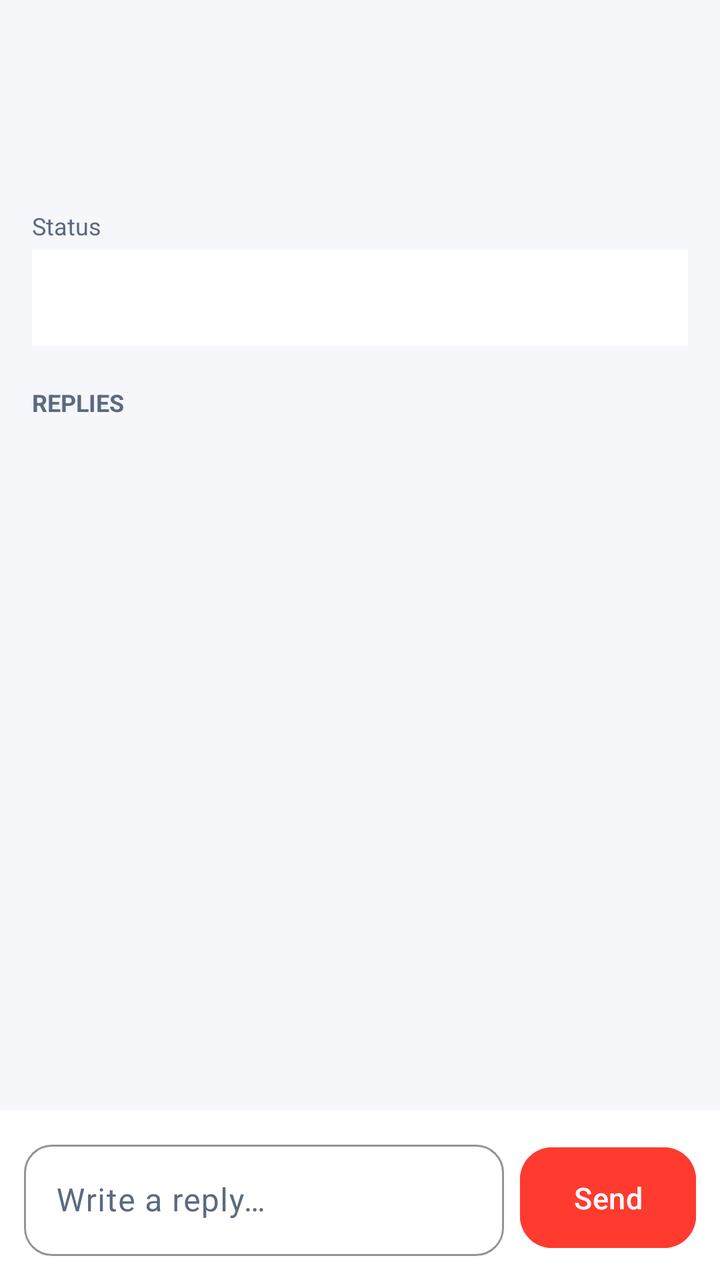
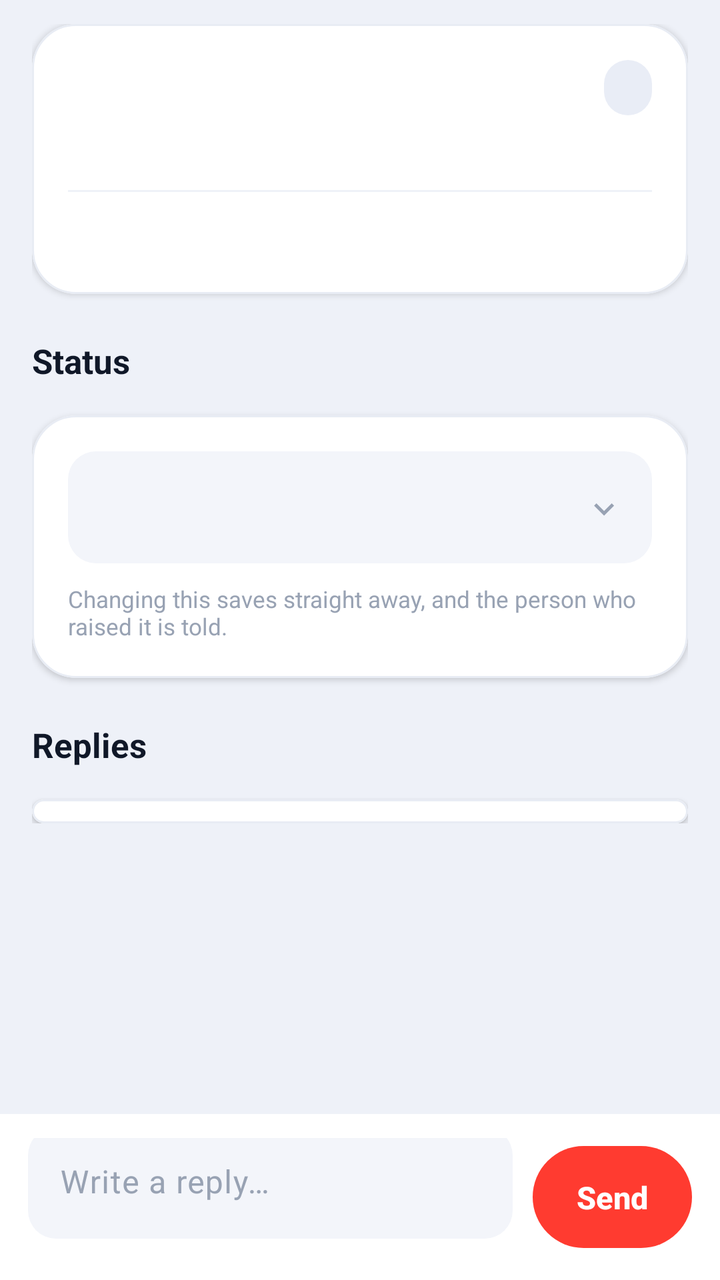

An Android layout rendered at two revisions. The XML below is the earlier revision; the diff shows what the commit changed to produce the second picture.
<!-- AndroidManifest.xml: application theme Theme.ItGuyAssets -->
<!-- res/layout/fragment_ticket_detail.xml -->
<?xml version="1.0" encoding="utf-8"?>
<LinearLayout xmlns:android="http://schemas.android.com/apk/res/android"
    android:layout_width="match_parent"
    android:layout_height="match_parent"
    android:orientation="vertical"
    android:background="@color/bg">

    <ScrollView
        android:layout_width="match_parent"
        android:layout_height="0dp"
        android:layout_weight="1">

        <LinearLayout
            android:layout_width="match_parent"
            android:layout_height="wrap_content"
            android:orientation="vertical"
            android:padding="16dp">

            <TextView
                android:id="@+id/tSubject"
                android:layout_width="match_parent"
                android:layout_height="wrap_content"
                android:textColor="@color/text"
                android:textSize="18sp"
                android:textStyle="bold" />

            <TextView
                android:id="@+id/tMeta"
                android:layout_width="match_parent"
                android:layout_height="wrap_content"
                android:layout_marginTop="4dp"
                android:textColor="@color/muted"
                android:textSize="12.5sp" />

            <TextView
                android:id="@+id/tDescription"
                android:layout_width="match_parent"
                android:layout_height="wrap_content"
                android:layout_marginTop="14dp"
                android:textColor="@color/text"
                android:textSize="14sp" />

            <TextView style="@style/FieldLabel" android:text="Status" />
            <Spinner android:id="@+id/tStatus" android:layout_width="match_parent" android:layout_height="48dp" android:background="@color/surface" />

            <TextView
                android:layout_width="wrap_content"
                android:layout_height="wrap_content"
                android:layout_marginTop="20dp"
                android:text="REPLIES"
                android:textColor="@color/muted"
                android:textStyle="bold"
                android:textSize="12sp" />

            <LinearLayout
                android:id="@+id/repliesList"
                android:layout_width="match_parent"
                android:layout_height="wrap_content"
                android:orientation="vertical"
                android:layout_marginTop="8dp" />
        </LinearLayout>
    </ScrollView>

    <LinearLayout
        android:layout_width="match_parent"
        android:layout_height="wrap_content"
        android:orientation="horizontal"
        android:padding="12dp"
        android:background="@color/surface">

        <com.google.android.material.textfield.TextInputLayout
            android:layout_width="0dp"
            android:layout_height="wrap_content"
            android:layout_weight="1"
            style="@style/DarkInputLayout"
            android:hint="Write a reply…">
            <com.google.android.material.textfield.TextInputEditText
                android:id="@+id/replyInput"
                android:layout_width="match_parent"
                android:layout_height="wrap_content"
                android:textColor="@color/text" />
        </com.google.android.material.textfield.TextInputLayout>

        <com.google.android.material.button.MaterialButton
            android:id="@+id/sendReplyBtn"
            android:layout_width="wrap_content"
            android:layout_height="wrap_content"
            android:layout_marginStart="8dp"
            android:layout_gravity="bottom"
            android:backgroundTint="@color/accent"
            android:text="Send" />
    </LinearLayout>
</LinearLayout>
<!-- resources referenced by this layout -->
<resources>
  <style name="DarkInputLayout" parent="Widget.Material3.TextInputLayout.OutlinedBox">
          <item name="boxStrokeColor">@color/accent</item>
          <item name="boxCornerRadiusTopStart">14dp</item>
          <item name="boxCornerRadiusTopEnd">14dp</item>
          <item name="boxCornerRadiusBottomStart">14dp</item>
          <item name="boxCornerRadiusBottomEnd">14dp</item>
          <item name="hintTextColor">@color/muted</item>
          <item name="android:textColorHint">@color/muted</item>
      </style>
  <style name="FieldLabel">
          <item name="android:layout_width">wrap_content</item>
          <item name="android:layout_height">wrap_content</item>
          <item name="android:layout_marginTop">10dp</item>
          <item name="android:layout_marginBottom">4dp</item>
          <item name="android:textColor">@color/muted</item>
          <item name="android:textSize">12sp</item>
      </style>
  <style name="Base.Theme.ItGuyAssets" parent="Theme.Material3.DayNight.NoActionBar">
          <item name="colorPrimary">@color/accent</item>
          <item name="colorOnPrimary">@color/on_accent</item>
          <item name="colorPrimaryContainer">@color/accent_container</item>
          <item name="colorOnPrimaryContainer">@color/accent</item>
          <item name="colorSecondary">@color/accent</item>
          <item name="colorSecondaryContainer">@color/accent_container</item>
          <item name="colorOnSecondaryContainer">@color/accent</item>
          <item name="android:colorBackground">@color/bg</item>
          <item name="colorSurface">@color/surface</item>
          
          <item name="elevationOverlayEnabled">false</item>
          <item name="colorSurfaceVariant">@color/surface_variant</item>
          <item name="colorOnSurface">@color/text</item>
          <item name="colorOnSurfaceVariant">@color/muted</item>
          <item name="colorOutline">@color/outline</item>
          <item name="android:windowBackground">@color/bg</item>
          <item name="android:statusBarColor">@color/bg</item>
          <item name="android:navigationBarColor">@color/bg</item>
          
          <item name="materialButtonStyle">@style/Button.IT</item>
          <item name="materialCardViewStyle">@style/Card</item>
          <item name="floatingActionButtonStyle">@style/FabPrimary</item>
      </style>
  <!-- unchanged entries left out for length: 15 -->
</resources>

<!-- the commit's change to res/layout/fragment_ticket_detail.xml (unified diff, before → after) -->
@@ -1,93 +1,164 @@
 <?xml version="1.0" encoding="utf-8"?>
 <LinearLayout xmlns:android="http://schemas.android.com/apk/res/android"
+    xmlns:app="http://schemas.android.com/apk/res-auto"
     android:layout_width="match_parent"
     android:layout_height="match_parent"
-    android:orientation="vertical"
-    android:background="@color/bg">
+    android:background="@color/page"
+    android:orientation="vertical">
 
     <ScrollView
         android:layout_width="match_parent"
         android:layout_height="0dp"
-        android:layout_weight="1">
+        android:layout_weight="1"
+        android:clipToPadding="false">
 
         <LinearLayout
             android:layout_width="match_parent"
             android:layout_height="wrap_content"
             android:orientation="vertical"
-            android:padding="16dp">
+            android:paddingStart="16dp"
+            android:paddingEnd="16dp"
+            android:paddingTop="12dp"
+            android:paddingBottom="20dp">
 
-            <TextView
-                android:id="@+id/tSubject"
-                android:layout_width="match_parent"
-                android:layout_height="wrap_content"
-                android:textColor="@color/text"
-                android:textSize="18sp"
-                android:textStyle="bold" />
+            
+            <com.google.android.material.card.MaterialCardView
+                style="@style/Card"
+                android:layout_marginTop="0dp">
+                <LinearLayout
+                    android:layout_width="match_parent"
+                    android:layout_height="wrap_content"
+                    android:orientation="vertical"
+                    android:padding="18dp">
 
-            <TextView
-                android:id="@+id/tMeta"
-                android:layout_width="match_parent"
-                android:layout_height="wrap_content"
-                android:layout_marginTop="4dp"
-                android:textColor="@color/muted"
-                android:textSize="12.5sp" />
+                    <LinearLayout
+                        android:layout_width="match_parent"
+                        android:layout_height="wrap_content"
+                        android:gravity="center_vertical"
+                        android:orientation="horizontal">
 
-            <TextView
-                android:id="@+id/tDescription"
-                android:layout_width="match_parent"
-                android:layout_height="wrap_content"
-                android:layout_marginTop="14dp"
-                android:textColor="@color/text"
-                android:textSize="14sp" />
+                        <TextView
+                            android:id="@+id/tSubject"
+                            android:layout_width="0dp"
+                            android:layout_height="wrap_content"
+                            android:layout_weight="1"
+                            android:textColor="@color/text_strong"
+                            android:textSize="19sp"
+                            android:textStyle="bold" />
 
-            <TextView style="@style/FieldLabel" android:text="Status" />
-            <Spinner android:id="@+id/tStatus" android:layout_width="match_parent" android:layout_height="48dp" android:background="@color/surface" />
+                        <TextView
+                            android:id="@+id/tStatusPill"
+                            android:layout_width="wrap_content"
+                            android:layout_height="wrap_content"
+                            android:layout_marginStart="10dp"
+                            android:background="@drawable/pill_idle"
+                            android:paddingStart="12dp"
+                            android:paddingEnd="12dp"
+                            android:paddingTop="6dp"
+                            android:paddingBottom="6dp"
+                            android:textColor="@color/chip_idle_text"
+                            android:textSize="11.5sp"
+                            android:textStyle="bold" />
+                    </LinearLayout>
 
-            <TextView
-                android:layout_width="wrap_content"
-                android:layout_height="wrap_content"
-                android:layout_marginTop="20dp"
-                android:text="REPLIES"
-                android:textColor="@color/muted"
-                android:textStyle="bold"
-                android:textSize="12sp" />
+                    <TextView
+                        android:id="@+id/tMeta"
+                        android:layout_width="match_parent"
+                        android:layout_height="wrap_content"
+                        android:layout_marginTop="6dp"
+                        android:textColor="@color/text_soft"
+                        android:textSize="12.5sp" />
 
-            <LinearLayout
-                android:id="@+id/repliesList"
-                android:layout_width="match_parent"
-                android:layout_height="wrap_content"
-                android:orientation="vertical"
-                android:layout_marginTop="8dp" />
+                    <View
+                        android:layout_width="match_parent"
+                        android:layout_height="1dp"
+                        android:layout_marginTop="14dp"
+                        android:layout_marginBottom="14dp"
+                        android:background="@color/divider" />
+
+                    <TextView
+                        android:id="@+id/tDescription"
+                        android:layout_width="match_parent"
+                        android:layout_height="wrap_content"
+                        android:lineSpacingMultiplier="1.25"
+                        android:textColor="@color/text_strong"
+                        android:textSize="14sp" />
+                </LinearLayout>
+            </com.google.android.material.card.MaterialCardView>
+
+            
+            <TextView style="@style/SectionLabel" android:text="Status" />
+
+            <com.google.android.material.card.MaterialCardView style="@style/Card">
+                <LinearLayout
+                    android:layout_width="match_parent"
+                    android:layout_height="wrap_content"
+                    android:orientation="vertical"
+                    android:padding="18dp">
+
+                    <Spinner android:id="@+id/tStatus" style="@style/Dropdown" />
+
+                    <TextView
+                        style="@style/Caption"
+                        android:layout_width="match_parent"
+                        android:layout_marginTop="10dp"
+                        android:text="Changing this saves straight away, and the person who raised it is told." />
+                </LinearLayout>
+            </com.google.android.material.card.MaterialCardView>
+
+            
+            <TextView style="@style/SectionLabel" android:text="Replies" />
+
+            <com.google.android.material.card.MaterialCardView style="@style/Card">
+                <LinearLayout
+                    android:id="@+id/repliesList"
+                    android:layout_width="match_parent"
+                    android:layout_height="wrap_content"
+                    android:orientation="vertical"
+                    android:paddingStart="18dp"
+                    android:paddingEnd="18dp"
+                    android:paddingTop="6dp"
+                    android:paddingBottom="6dp" />
+            </com.google.android.material.card.MaterialCardView>
         </LinearLayout>
     </ScrollView>
 
+    
     <LinearLayout
         android:layout_width="match_parent"
         android:layout_height="wrap_content"
+        android:background="@color/card"
+        android:gravity="bottom"
         android:orientation="horizontal"
-        android:padding="12dp"
-        android:background="@color/surface">
+        android:paddingStart="14dp"
+        android:paddingEnd="14dp"
+        android:paddingTop="12dp"
+        android:paddingBottom="12dp">
 
         <com.google.android.material.textfield.TextInputLayout
+            style="@style/Field"
             android:layout_width="0dp"
             android:layout_height="wrap_content"
             android:layout_weight="1"
-            style="@style/DarkInputLayout"
             android:hint="Write a reply…">
             <com.google.android.material.textfield.TextInputEditText
                 android:id="@+id/replyInput"
                 android:layout_width="match_parent"
                 android:layout_height="wrap_content"
-                android:textColor="@color/text" />
+                android:inputType="textCapSentences|textMultiLine"
+                android:maxLines="4"
+                android:textColor="@color/text_strong" />
         </com.google.android.material.textfield.TextInputLayout>
 
         <com.google.android.material.button.MaterialButton
             android:id="@+id/sendReplyBtn"
+            style="@style/ButtonPill"
             android:layout_width="wrap_content"
             android:layout_height="wrap_content"
-            android:layout_marginStart="8dp"
-            android:layout_gravity="bottom"
-            android:backgroundTint="@color/accent"
+            android:layout_marginStart="10dp"
+            android:minWidth="0dp"
+            android:paddingStart="22dp"
+            android:paddingEnd="22dp"
             android:text="Send" />
     </LinearLayout>
 </LinearLayout>
<!-- resource entries referenced after the edit -->
@@ -1,22 +1,80 @@
 <!-- resources referenced by this layout -->
 <resources>
-  <style name="DarkInputLayout" parent="Widget.Material3.TextInputLayout.OutlinedBox">
+  <color name="chip_idle_text">#5C6A80</color>
+  <color name="divider">#EFF2F8</color>
+  <color name="page">#EEF1F8</color>
+  <color name="text_soft">#667085</color>
+  <color name="text_strong">#101828</color>
+  <!-- drawable pill_idle (drawable) -->
+  <?xml version="1.0" encoding="utf-8"?>
+  <shape xmlns:android="http://schemas.android.com/apk/res/android" android:shape="rectangle">
+      <solid android:color="@color/chip_idle" />
+      <corners android:radius="100dp" />
+  </shape>
+  <style name="ButtonPill" parent="Widget.Material3.Button">
+          <item name="cornerRadius">28dp</item>
+          <item name="android:minHeight">54dp</item>
+          <item name="android:paddingTop">15dp</item>
+          <item name="android:paddingBottom">15dp</item>
+          <item name="android:textAllCaps">false</item>
+          <item name="android:textSize">15.5sp</item>
+          <item name="android:textStyle">bold</item>
+          <item name="android:letterSpacing">0</item>
+      </style>
+  <style name="Caption">
+          <item name="android:layout_width">wrap_content</item>
+          <item name="android:layout_height">wrap_content</item>
+          <item name="android:textColor">@color/text_faint</item>
+          <item name="android:textSize">11.5sp</item>
+      </style>
+  <style name="Dropdown">
+          <item name="android:layout_width">match_parent</item>
+          <item name="android:layout_height">56dp</item>
+          <item name="android:background">@drawable/dropdown_bg</item>
+          <item name="android:paddingStart">14dp</item>
+          <item name="android:paddingEnd">42dp</item>
+          <item name="android:popupBackground">@color/card</item>
+      </style>
+  <style name="Field" parent="Widget.Material3.TextInputLayout.FilledBox">
+          <item name="boxBackgroundColor">@color/field_fill</item>
           <item name="boxStrokeColor">@color/accent</item>
+          <item name="boxStrokeWidth">0dp</item>
+          <item name="boxStrokeWidthFocused">2dp</item>
           <item name="boxCornerRadiusTopStart">14dp</item>
           <item name="boxCornerRadiusTopEnd">14dp</item>
           <item name="boxCornerRadiusBottomStart">14dp</item>
           <item name="boxCornerRadiusBottomEnd">14dp</item>
-          <item name="hintTextColor">@color/muted</item>
-          <item name="android:textColorHint">@color/muted</item>
+          <item name="hintTextColor">@color/text_soft</item>
+          <item name="android:textColorHint">@color/text_faint</item>
       </style>
-  <style name="FieldLabel">
+  <style name="SectionLabel">
           <item name="android:layout_width">wrap_content</item>
           <item name="android:layout_height">wrap_content</item>
-          <item name="android:layout_marginTop">10dp</item>
-          <item name="android:layout_marginBottom">4dp</item>
-          <item name="android:textColor">@color/muted</item>
-          <item name="android:textSize">12sp</item>
+          <item name="android:layout_marginTop">22dp</item>
+          <item name="android:layout_marginBottom">2dp</item>
+          <item name="android:textColor">@color/text_strong</item>
+          <item name="android:textStyle">bold</item>
+          <item name="android:textSize">17sp</item>
       </style>
+  <color name="chip_idle">#E9EDF6</color>
+  <color name="text_faint">#98A2B3</color>
+  <!-- drawable dropdown_bg (drawable) -->
+  <?xml version="1.0" encoding="utf-8"?>
+  <layer-list xmlns:android="http://schemas.android.com/apk/res/android">
+      <item>
+          <shape android:shape="rectangle">
+              <solid android:color="@color/field_fill" />
+              <corners android:radius="14dp" />
+          </shape>
+      </item>
+      <item
+          android:drawable="@drawable/ic_chevron_down"
+          android:gravity="center_vertical|end"
+          android:end="14dp"
+          android:width="20dp"
+          android:height="20dp" />
+  </layer-list>
+  <color name="field_fill">#F3F5FA</color>
   <style name="Base.Theme.ItGuyAssets" parent="Theme.Material3.DayNight.NoActionBar">
           <item name="colorPrimary">@color/accent</item>
           <item name="colorOnPrimary">@color/on_accent</item>
@@ -40,6 +98,50 @@
           <item name="materialButtonStyle">@style/Button.IT</item>
           <item name="materialCardViewStyle">@style/Card</item>
           <item name="floatingActionButtonStyle">@style/FabPrimary</item>
+          <item name="materialAlertDialogTheme">@style/DialogTheme</item>
+          <item name="alertDialogTheme">@style/DialogTheme</item>
+      </style>
+  <!-- drawable ic_chevron_down (drawable) -->
+  <?xml version="1.0" encoding="utf-8"?>
+  <vector xmlns:android="http://schemas.android.com/apk/res/android"
+      android:width="20dp"
+      android:height="20dp"
+      android:viewportWidth="24"
+      android:viewportHeight="24"
+      android:tint="@color/text_faint">
+      <path
+          android:fillColor="#FFFFFFFF"
+          android:pathData="M7.4,9.6L12,14.2l4.6,-4.6L18,11l-6,6l-6,-6z" />
+  </vector>
+  <style name="DialogTheme" parent="ThemeOverlay.Material3.MaterialAlertDialog">
+          <item name="alertDialogStyle">@style/DialogBody</item>
+          <item name="android:windowMinWidthMajor">88%</item>
+          <item name="android:windowMinWidthMinor">88%</item>
+          <item name="colorSurface">@color/card</item>
+          <item name="android:colorBackground">@color/card</item>
+          <item name="materialAlertDialogTitleTextStyle">@style/DialogTitle</item>
+          <item name="buttonBarPositiveButtonStyle">@style/DialogButton</item>
+          <item name="buttonBarNegativeButtonStyle">@style/DialogButton</item>
+          <item name="buttonBarNeutralButtonStyle">@style/DialogButton</item>
+      </style>
+  <style name="DialogBody" parent="MaterialAlertDialog.Material3">
+          <item name="backgroundTint">@color/card</item>
+          <item name="shapeAppearanceOverlay">@style/DialogShape</item>
+      </style>
+  <style name="DialogTitle" parent="MaterialAlertDialog.Material3.Title.Text">
+          <item name="android:textColor">@color/text_strong</item>
+          <item name="android:textSize">19sp</item>
+          <item name="android:textStyle">bold</item>
+      </style>
+  <style name="DialogButton" parent="Widget.Material3.Button.TextButton.Dialog">
+          <item name="android:textColor">@color/accent</item>
+          <item name="android:textAllCaps">false</item>
+          <item name="android:textSize">14.5sp</item>
+          <item name="android:textStyle">bold</item>
+      </style>
+  <style name="DialogShape">
+          <item name="cornerFamily">rounded</item>
+          <item name="cornerSize">26dp</item>
       </style>
   <!-- unchanged entries left out for length: 15 -->
 </resources>
